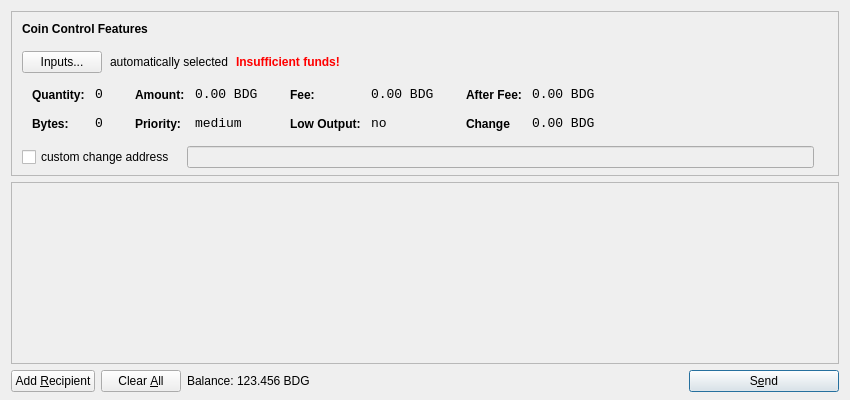
Qt form src/qt/forms/sendcoinsdialog.ui (cryptocoindude/KaChingCoin-New) before a commit.
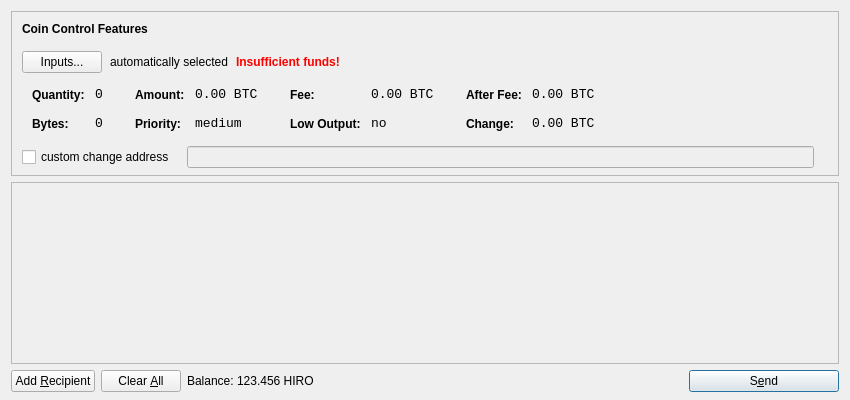
The same form after that commit. Icons and pictures are not drawn.

```diff
--- a/src/qt/forms/sendcoinsdialog.ui
+++ b/src/qt/forms/sendcoinsdialog.ui
@@ -39,7 +39,7 @@
      </property>
      <layout class="QVBoxLayout" name="verticalLayoutCoinControl2">
       <property name="spacing">
-       <number>6</number>
+       <number>-1</number>
       </property>
       <property name="leftMargin">
        <number>0</number>
@@ -330,7 +330,7 @@
                   <enum>Qt::ActionsContextMenu</enum>
                  </property>
                  <property name="text">
-                  <string>0.00 BDG</string>
+                  <string notr="true">0.00 BTC</string>
                  </property>
                  <property name="textInteractionFlags">
                   <set>Qt::LinksAccessibleByMouse|Qt::TextSelectableByKeyboard|Qt::TextSelectableByMouse</set>
@@ -416,7 +416,7 @@
                   <enum>Qt::ActionsContextMenu</enum>
                  </property>
                  <property name="text">
-                  <string>0.00 BDG</string>
+                  <string notr="true">0.00 BTC</string>
                  </property>
                  <property name="textInteractionFlags">
                   <set>Qt::LinksAccessibleByMouse|Qt::TextSelectableByKeyboard|Qt::TextSelectableByMouse</set>
@@ -502,7 +502,7 @@
                   <enum>Qt::ActionsContextMenu</enum>
                  </property>
                  <property name="text">
-                  <string>0.00 BDG</string>
+                  <string notr="true">0.00 BTC</string>
                  </property>
                  <property name="textInteractionFlags">
                   <set>Qt::LinksAccessibleByMouse|Qt::TextSelectableByKeyboard|Qt::TextSelectableByMouse</set>
@@ -515,7 +515,7 @@
                   <string notr="true">font-weight:bold;</string>
                  </property>
                  <property name="text">
-                  <string>Change</string>
+                  <string>Change:</string>
                  </property>
                 </widget>
                </item>
@@ -534,7 +534,7 @@
                   <enum>Qt::ActionsContextMenu</enum>
                  </property>
                  <property name="text">
-                  <string>0.00 BDG</string>
+                  <string notr="true">0.00 BTC</string>
                  </property>
                  <property name="textInteractionFlags">
                   <set>Qt::LinksAccessibleByMouse|Qt::TextSelectableByKeyboard|Qt::TextSelectableByMouse</set>
@@ -727,12 +727,6 @@
        </property>
        <item>
         <widget class="QLabel" name="label">
-         <property name="sizePolicy">
-          <sizepolicy hsizetype="Preferred" vsizetype="Fixed">
-           <horstretch>0</horstretch>
-           <verstretch>0</verstretch>
-          </sizepolicy>
-         </property>
          <property name="text">
           <string>Balance:</string>
          </property>
@@ -740,17 +734,11 @@
        </item>
        <item>
         <widget class="QLabel" name="labelBalance">
-         <property name="sizePolicy">
-          <sizepolicy hsizetype="Preferred" vsizetype="Fixed">
-           <horstretch>0</horstretch>
-           <verstretch>0</verstretch>
-          </sizepolicy>
-         </property>
          <property name="cursor">
           <cursorShape>IBeamCursor</cursorShape>
          </property>
          <property name="text">
-          <string>123.456 BDG</string>
+          <string>123.456 HIRO</string>
          </property>
          <property name="textInteractionFlags">
           <set>Qt::LinksAccessibleByMouse|Qt::TextSelectableByKeyboard|Qt::TextSelectableByMouse</set>
```
Left out of the diff: 30 changed lines with no effect on the pictures.
